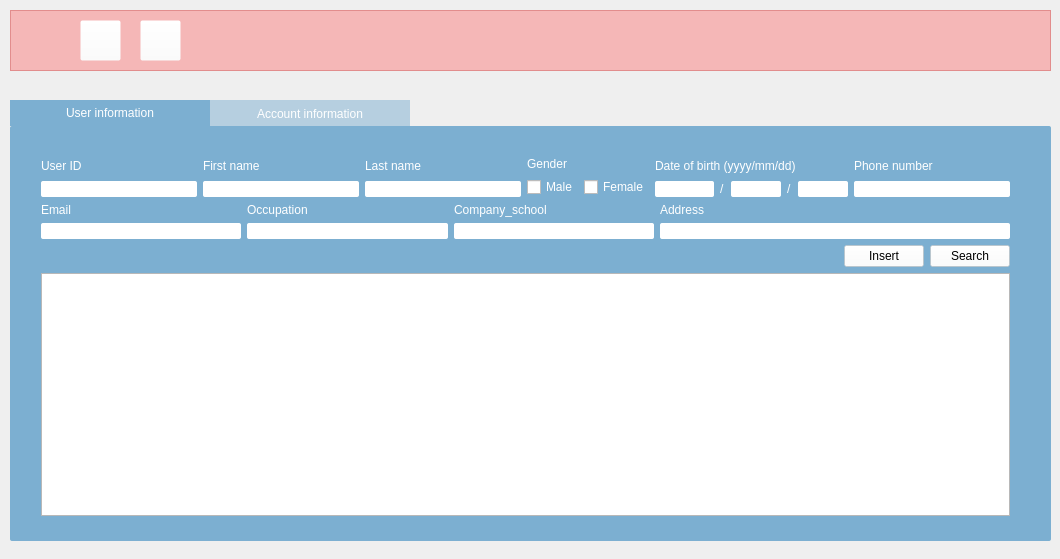
First picture: the form in Administrator.ui, repository DevilTitan/DevilTitan-LIBPRO-64, before the edit.
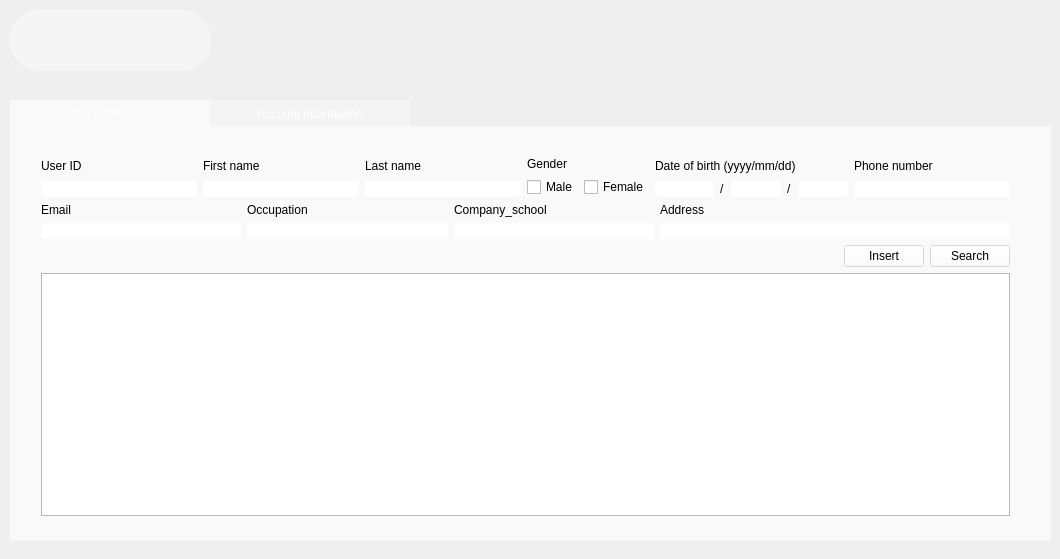
Second picture: the form after the edit. Icons and pictures are not drawn.

```diff
--- a/Administrator.ui
+++ b/Administrator.ui
@@ -22,14 +22,14 @@
 }
 QLabel{
 font: 9pt &quot;Segoe UI&quot;;
-color:white;
+color:black;
 }
 QPushButton{
 font: 9pt &quot;Segoe UI&quot;;
 }
 QCheckBox{
 font: 9pt &quot;Segoe UI&quot;;
-color: white;
+color: black;
 }
 QLineEdit{
 border-radius:2px;
@@ -47,25 +47,25 @@
    </property>
    <property name="styleSheet">
     <string notr="true">#user_Information{
-	background-color:  rgba(46, 132, 189,0.6);
+	background-color:  rgba(255, 255, 255,0.6);
 
 	border-radius:2px;
 }
 #account_Information{
-background-color:  rgba(46, 132, 189,0.6);
+background-color:  rgba(255, 255, 255,0.6);
 border-radius:2px;
 }
 QTabBar::tab{
 font: 9pt &quot;Segoe UI&quot;;
 color:white;
 width: 200px;
-background-color:  rgba(46, 132, 189,0.3);
+background-color:  rgba(255, 255, 255,0.3);
 }
 QTabBar::tab:selected{
 font: 9pt &quot;Segoe UI&quot;;
 color:white;
 width: 200px;
-background-color:  rgba(46, 132, 189,0.6);
+background-color:  rgba(255, 255, 255,0.6);
 }
 
 
@@ -537,12 +537,13 @@
     <rect>
      <x>10</x>
      <y>10</y>
-     <width>1041</width>
+     <width>201</width>
      <height>61</height>
     </rect>
    </property>
    <property name="styleSheet">
-    <string notr="true">background-color: rgba(255, 99, 99,0.4);</string>
+    <string notr="true">background-color: rgba(255, 255, 255,0.4);
+border-radius: 30px;</string>
    </property>
    <property name="frameShape">
     <enum>QFrame::StyledPanel</enum>
@@ -553,7 +554,7 @@
    <widget class="QPushButton" name="userButton">
     <property name="geometry">
      <rect>
-      <x>70</x>
+      <x>20</x>
       <y>10</y>
       <width>41</width>
       <height>41</height>
@@ -572,7 +573,7 @@
    <widget class="QPushButton" name="notiButton">
     <property name="geometry">
      <rect>
-      <x>130</x>
+      <x>80</x>
       <y>10</y>
       <width>41</width>
       <height>41</height>
@@ -588,6 +589,25 @@
      <string/>
     </property>
    </widget>
+   <widget class="QPushButton" name="logOutButton">
+    <property name="geometry">
+     <rect>
+      <x>140</x>
+      <y>10</y>
+      <width>41</width>
+      <height>41</height>
+     </rect>
+    </property>
+    <property name="styleSheet">
+     <string notr="true">#logOutButton{
+border-image: url(:/icon/Resources/icon/logout.png);
+background-color: rgba(255,255,255,0);
+}</string>
+    </property>
+    <property name="text">
+     <string/>
+    </property>
+   </widget>
   </widget>
  </widget>
  <layoutdefault spacing="6" margin="11"/>
```
Left out of the diff: 4 changed lines with no effect on the pictures.
